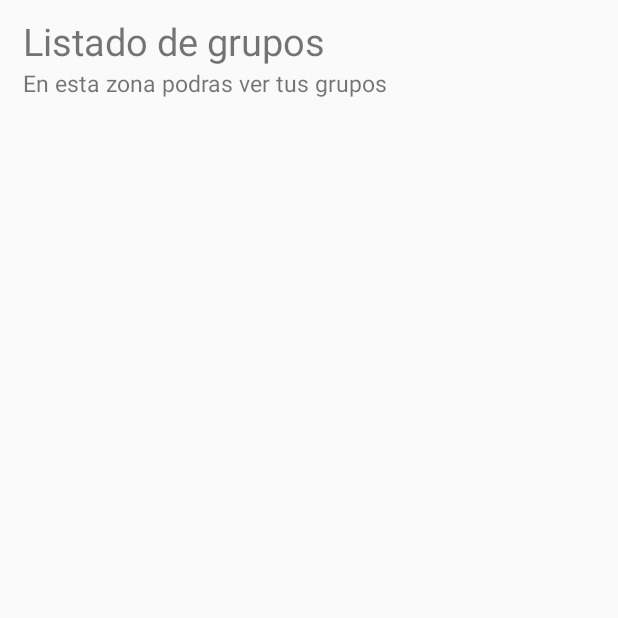
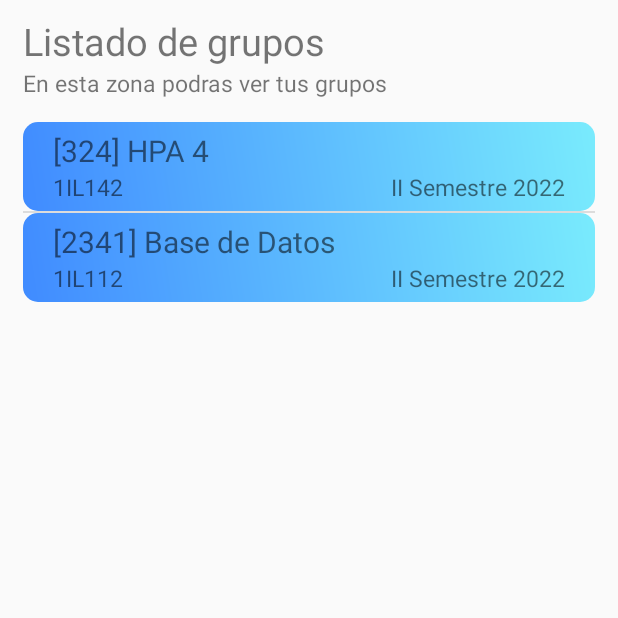
Before and after one commit to ericMaxon/HCP_PF, an Android app: the GroupListActivity screen opened directly, with no data from a screen before it, on a phone screen of 412 x 824 dp, the top half of it. Run offline under Robolectric (Android 15) with nearby library versions, the phone set to English and light mode, and no system bars.

Commit message:
Funcionamiendo del ListView para ver los grupos

```diff
--- /dev/null
+++ b/app/src/main/java/com/example/pf_hpa4/ListViewTemplates/Grupos.java
@@ -0,0 +1,45 @@
+package com.example.pf_hpa4.ListViewTemplates;
+
+public class Grupos {
+
+    private int id;
+    private String asignatura;
+    private String codigo_asignatura;
+    private int docente_id;
+    private String grupo;
+    private String periodo;
+
+    public Grupos(int id_ , String asignatura_, String codigo_asignatura_, int docente_id_, String grupo_, String periodo_){
+        id = id_;
+        asignatura = asignatura_;
+        codigo_asignatura = codigo_asignatura_;
+        docente_id = docente_id_;
+        grupo = grupo_;
+        periodo = periodo_;
+    }
+
+    public int getId(){
+        return id;
+    }
+
+    public String getAsignatura(){
+        return asignatura;
+    }
+
+    public String getCodigoAsignatura() {
+        return codigo_asignatura;
+    }
+
+    public int getDocenteId() {
+        return docente_id;
+    }
+
+    public String getGrupo() {
+        return grupo;
+    }
+
+    public String getPeriodo() {
+        return periodo;
+    }
+
+}
--- /dev/null
+++ b/app/src/main/java/com/example/pf_hpa4/ListViewTemplates/ListViewAdapter_Grupos.java
@@ -0,0 +1,43 @@
+package com.example.pf_hpa4.ListViewTemplates;
+
+import android.content.Context;
+import android.view.LayoutInflater;
+import android.view.View;
+import android.view.ViewGroup;
+import android.widget.ArrayAdapter;
+import android.widget.TextView;
+import android.widget.Toast;
+
+import com.example.pf_hpa4.MainActivity;
+import com.example.pf_hpa4.R;
+
+import java.util.ArrayList;
+import java.util.List;
+
+public class ListViewAdapter_Grupos extends  ArrayAdapter<Grupos>{
+
+    private List<Grupos> opciones = new ArrayList<>();
+
+    public ListViewAdapter_Grupos(Context context, List<Grupos> datos){
+        super(context, R.layout.activity_group_list, datos);
+
+        opciones= datos;
+    }
+
+    public View getView(int position, View convertView, ViewGroup parent) {
+        LayoutInflater inflater = LayoutInflater.from(getContext());
+        View item = inflater.inflate(R.layout.layout_asignaciones, null);
+
+        TextView lblAsignatura = (TextView)item.findViewById(R.id.txt_asignaciones_asignatura);
+        lblAsignatura.setText("[" + opciones.get(position).getCodigoAsignatura() + "] " + opciones.get(position).getAsignatura());
+
+        TextView lblGrupo = (TextView)item.findViewById(R.id.txt_asignaciones_grupo);
+        lblGrupo.setText(opciones.get(position).getGrupo());
+
+        TextView lblSemestre = (TextView)item.findViewById(R.id.txt_asignaciones_semestre);
+        lblSemestre.setText(opciones.get(position).getPeriodo());
+
+        return(item);
+    }
+
+}
--- a/app/src/main/java/com/example/pf_hpa4/activities/GroupListActivity.java
+++ b/app/src/main/java/com/example/pf_hpa4/activities/GroupListActivity.java
@@ -6,11 +6,19 @@ import androidx.appcompat.app.AppCompatActivity;
 import android.content.Intent;
 import android.content.SharedPreferences;
 import android.os.Bundle;
+import android.view.View;
+import android.widget.AdapterView;
+import android.widget.ArrayAdapter;
+import android.widget.ListView;
+import android.widget.Toast;
 
+import com.example.pf_hpa4.ListViewTemplates.Grupos;
+import com.example.pf_hpa4.ListViewTemplates.ListViewAdapter_Grupos;
 import com.example.pf_hpa4.R;
 import com.example.pf_hpa4.services.StudentGroupService;
 import com.example.pf_hpa4.services.dto.responses.student.Group;
 
+import java.util.ArrayList;
 import java.util.List;
 
 import retrofit2.Call;
@@ -18,12 +26,34 @@ import retrofit2.Callback;
 import retrofit2.Response;
 
 public class GroupListActivity extends AppCompatActivity {
+
     int teacherId;
+    ListView Listado_Grupos;
+
+    int idGrupo = 0;
+
     @Override
     protected void onCreate(Bundle savedInstanceState) {
         super.onCreate(savedInstanceState);
         getIntentData(getIntent());
         setContentView(R.layout.activity_group_list);
+
+        Inicializar_controles();
+        LoadListViewTemplate();
+    }
+
+    private void Inicializar_controles(){
+
+        Listado_Grupos = (ListView)findViewById(R.id.group_lvGrupos);
+        Listado_Grupos.setOnItemClickListener(new AdapterView.OnItemClickListener() {
+            public void onItemClick(AdapterView<?> a, View v, int position, long id) {
+                int opcionSeleccionada =
+                        ((Grupos)a.getItemAtPosition(position)).getId();
+
+                idGrupo = opcionSeleccionada;
+                /////cambiar el layaout y llamar al retrofit dependiendo del tipo de usuario
+            }
+        });
     }
 
     private void getIntentData(@NonNull Intent intent) {
@@ -44,4 +74,27 @@ public class GroupListActivity extends AppCompatActivity {
                     });
         }
     }
+
+
+    ///////////Cargar ListView con los grupos
+    private void LoadListViewTemplate()
+    {
+        List<Grupos> opciones = this.GetElementsToListViewGrupos();
+
+        ListViewAdapter_Grupos adapter = new ListViewAdapter_Grupos(this, opciones);
+
+        Listado_Grupos.setAdapter(adapter);
+    }
+
+    private List<Grupos> GetElementsToListViewGrupos()
+    {
+        List<Grupos> opciones = new ArrayList<Grupos>();
+
+        opciones.add(new Grupos(1, "HPA 4", "324", 2, "1IL142", "II Semestre 2022"));
+        opciones.add(new Grupos(2, "Base de Datos", "2341", 2, "1IL112", "II Semestre 2022"));
+
+        return  opciones;
+
+    }
+
 }
--- a/app/src/main/res/layout/activity_estudiantes.xml
+++ b/app/src/main/res/layout/activity_estudiantes.xml
@@ -16,9 +16,9 @@
             android:id="@+id/txt_estudiante_titulo"
             android:layout_width="match_parent"
             android:layout_height="wrap_content"
-            android:text="Zona de estudiante"
             android:layout_marginHorizontal="15dp"
             android:layout_marginTop="10dp"
+            android:text="Listado de estudiantes"
             android:textSize="25dp"></TextView>
 
         <TextView
@@ -27,7 +27,7 @@
             android:layout_height="wrap_content"
             android:layout_below="@+id/txt_estudiante_titulo"
             android:layout_marginHorizontal="15dp"
-            android:text="En esta zona podras ver tu listado de asistencia"
+            android:text="Estudiantes de la asignatura"
             android:textSize="15dp"></TextView>
 
     </RelativeLayout>
--- a/app/src/main/res/layout/activity_group_list.xml
+++ b/app/src/main/res/layout/activity_group_list.xml
@@ -40,6 +40,7 @@
         android:layout_below="@+id/rl_group_titular">
 
         <ListView
+            android:id="@+id/group_lvGrupos"
             android:layout_width="match_parent"
             android:layout_height="wrap_content"
             android:layout_marginHorizontal="15dp"></ListView>
--- a/app/src/main/res/layout/layout_asignaciones.xml
+++ b/app/src/main/res/layout/layout_asignaciones.xml
@@ -4,7 +4,7 @@
     android:layout_height="wrap_content"
 
     style="@style/listviewContent"
-    android:layout_marginVertical="5dp">
+    android:layout_marginVertical="10dp">
 
     <TextView
         android:id="@+id/txt_asignaciones_asignatura"
@@ -12,17 +12,28 @@
         android:layout_height="wrap_content"
         android:layout_marginHorizontal="20dp"
         android:layout_marginTop="5dp"
-        android:textSize="20dp"
-        android:text="[Codigo] - Asignatura"></TextView>
+        android:text="[Codigo] - Asignatura"
+        android:textSize="20dp"></TextView>
 
     <TextView
         android:id="@+id/txt_asignaciones_grupo"
-        android:layout_width="match_parent"
+        android:layout_width="wrap_content"
         android:layout_height="wrap_content"
+        android:layout_below="@+id/txt_asignaciones_asignatura"
         android:layout_marginHorizontal="20dp"
-        android:textSize="15dp"
         android:layout_marginBottom="5dp"
+        android:text="Grupo"
+        android:textSize="15dp"></TextView>
+
+    <TextView
+        android:id="@+id/txt_asignaciones_semestre"
+        android:layout_width="wrap_content"
+        android:layout_height="wrap_content"
         android:layout_below="@+id/txt_asignaciones_asignatura"
-        android:text="Grupo"></TextView>
+        android:layout_alignParentRight="true"
+        android:layout_marginHorizontal="20dp"
+        android:layout_marginBottom="5dp"
+        android:text="Semestre"
+        android:textSize="15dp"></TextView>
 
 </RelativeLayout>
```
